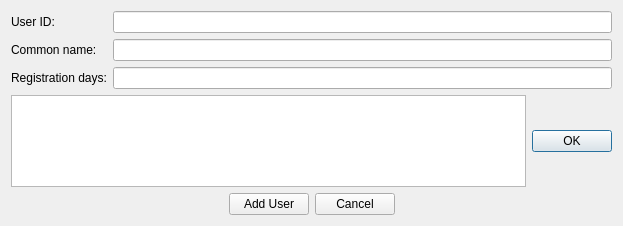
duality-solutions/Dynamic, file src/qt/forms/bdapadduserdialog.ui: the form before one commit.
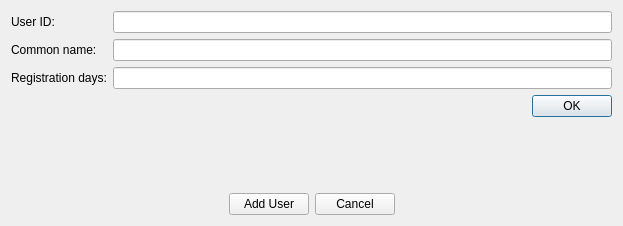
The form after the commit. Icons and pictures are not drawn.

Commit message: [BDAP GUI] Tweak Add User Error Message reporting. WIP

Patch:
```diff
--- a/src/qt/forms/bdapadduserdialog.ui
+++ b/src/qt/forms/bdapadduserdialog.ui
@@ -59,9 +59,15 @@
      <item>
       <layout class="QHBoxLayout" name="horizontalLayout_2">
        <item>
-        <widget class="QTextEdit" name="textEditResults">
-         <property name="readOnly">
-          <bool>true</bool>
+        <widget class="QLabel" name="labelErrorMsg">
+         <property name="sizePolicy">
+          <sizepolicy hsizetype="Preferred" vsizetype="Ignored">
+           <horstretch>0</horstretch>
+           <verstretch>0</verstretch>
+          </sizepolicy>
+         </property>
+         <property name="text">
+          <string/>
          </property>
         </widget>
        </item>
```
The commit also changes 3 other files.
